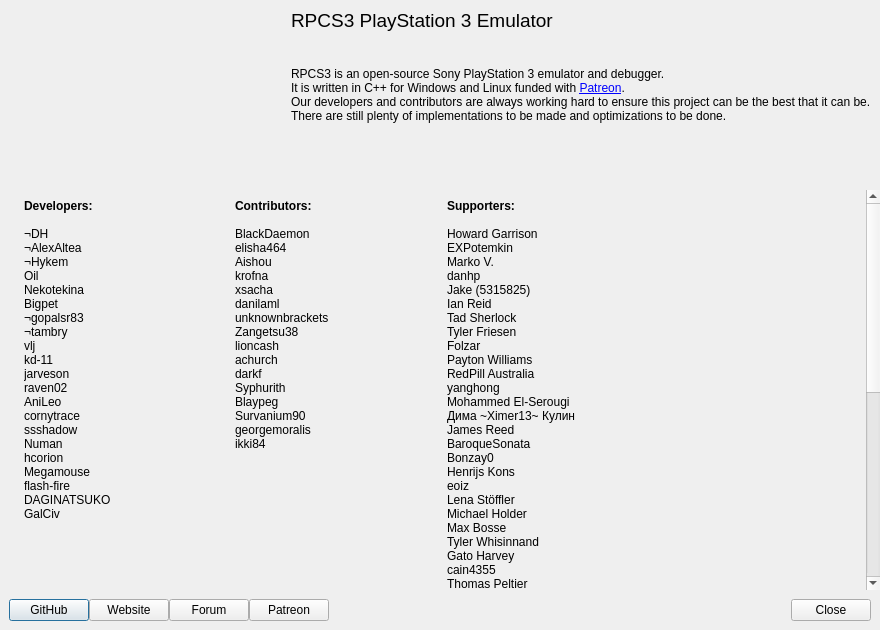
The window that rpcs3/rpcs3qt/about_dialog.ui (RPCS3/rpcs3) describes before a commit, drawn with Qt 5.
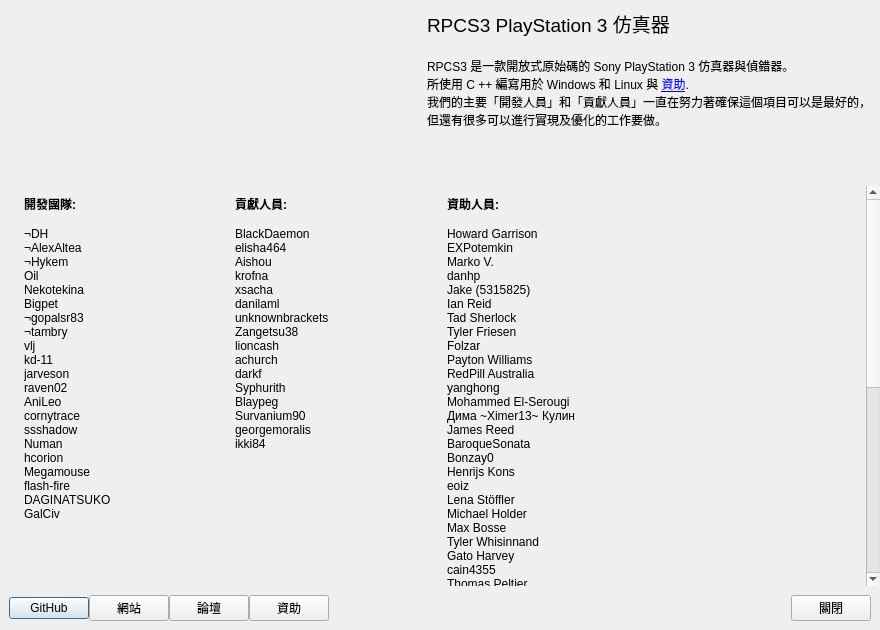
The same window after the commit. Icons and pictures are not drawn.

```diff
--- a/rpcs3/rpcs3qt/about_dialog.ui
+++ b/rpcs3/rpcs3qt/about_dialog.ui
@@ -119,7 +119,7 @@
            </font>
           </property>
           <property name="text">
-           <string>RPCS3 PlayStation 3 Emulator</string>
+           <string>RPCS3 PlayStation 3 仿真器</string>
           </property>
           <property name="alignment">
            <set>Qt::AlignLeading|Qt::AlignLeft|Qt::AlignTop</set>
@@ -135,7 +135,7 @@
            </font>
           </property>
           <property name="text">
-           <string>&lt;html&gt;&lt;head/&gt;&lt;body&gt;&lt;p&gt;RPCS3 is an open-source Sony PlayStation 3 emulator and debugger.&lt;br/&gt;It is written in C++ for Windows and Linux funded with &lt;a href=&quot;https://www.patreon.com/Nekotekina&quot;&gt;&lt;span style=&quot; text-decoration: underline; color:#0000ff;&quot;&gt;Patreon&lt;/span&gt;&lt;/a&gt;.&lt;br/&gt;Our developers and contributors are always working hard to ensure this project can be the best that it can be.&lt;br/&gt;There are still plenty of implementations to be made and optimizations to be done.&lt;/p&gt;&lt;/body&gt;&lt;/html&gt;</string>
+           <string>&lt;html&gt;&lt;head/&gt;&lt;body&gt;&lt;p&gt;RPCS3 是一款開放式原始碼的 Sony PlayStation 3 仿真器與偵錯器。&lt;br/&gt;所使用 C ++ 編寫用於 Windows 和 Linux 與 &lt;a href=&quot;https://www.patreon.com/Nekotekina&quot;&gt;&lt;span style=&quot; text-decoration: underline; color:#0000ff;&quot;&gt;資助&lt;/span&gt;&lt;/a&gt;.&lt;br/&gt;我們的主要「開發人員」和「貢獻人員」一直在努力著確保這個項目可以是最好的，&lt;br/&gt;但還有很多可以進行實現及優化的工作要做。&lt;/p&gt;&lt;/body&gt;&lt;/html&gt;</string>
           </property>
           <property name="textFormat">
            <enum>Qt::RichText</enum>
@@ -223,7 +223,7 @@
        <item>
         <widget class="QLabel" name="developers">
          <property name="text">
-          <string>&lt;p&gt;&lt;b&gt;Developers:&lt;/b&gt;&lt;br&gt;&lt;br&gt;¬DH&lt;br&gt;¬AlexAltea&lt;br&gt;¬Hykem&lt;br&gt;Oil&lt;br&gt;Nekotekina&lt;br&gt;Bigpet&lt;br&gt;¬gopalsr83&lt;br&gt;¬tambry&lt;br&gt;vlj&lt;br&gt;kd-11&lt;br&gt;jarveson&lt;br&gt;raven02&lt;br&gt;AniLeo&lt;br&gt;cornytrace&lt;br&gt;ssshadow&lt;br&gt;Numan&lt;br&gt;hcorion&lt;br&gt;Megamouse&lt;br&gt;flash-fire&lt;br&gt;DAGINATSUKO&lt;br&gt;GalCiv&lt;/p&gt;</string>
+          <string>&lt;p&gt;&lt;b&gt;開發團隊:&lt;/b&gt;&lt;br&gt;&lt;br&gt;¬DH&lt;br&gt;¬AlexAltea&lt;br&gt;¬Hykem&lt;br&gt;Oil&lt;br&gt;Nekotekina&lt;br&gt;Bigpet&lt;br&gt;¬gopalsr83&lt;br&gt;¬tambry&lt;br&gt;vlj&lt;br&gt;kd-11&lt;br&gt;jarveson&lt;br&gt;raven02&lt;br&gt;AniLeo&lt;br&gt;cornytrace&lt;br&gt;ssshadow&lt;br&gt;Numan&lt;br&gt;hcorion&lt;br&gt;Megamouse&lt;br&gt;flash-fire&lt;br&gt;DAGINATSUKO&lt;br&gt;GalCiv&lt;/p&gt;</string>
          </property>
          <property name="scaledContents">
           <bool>false</bool>
@@ -236,7 +236,7 @@
        <item>
         <widget class="QLabel" name="contributors">
          <property name="text">
-          <string>&lt;p&gt;&lt;b&gt;Contributors:&lt;/b&gt;&lt;br&gt;&lt;br&gt;BlackDaemon&lt;br&gt;elisha464&lt;br&gt;Aishou&lt;br&gt;krofna&lt;br&gt;xsacha&lt;br&gt;danilaml&lt;br&gt;unknownbrackets&lt;br&gt;Zangetsu38&lt;br&gt;lioncash&lt;br&gt;achurch&lt;br&gt;darkf&lt;br&gt;Syphurith&lt;br&gt;Blaypeg&lt;br&gt;Survanium90&lt;br&gt;georgemoralis&lt;br&gt;ikki84&lt;/p&gt;</string>
+          <string>&lt;p&gt;&lt;b&gt;貢獻人員:&lt;/b&gt;&lt;br&gt;&lt;br&gt;BlackDaemon&lt;br&gt;elisha464&lt;br&gt;Aishou&lt;br&gt;krofna&lt;br&gt;xsacha&lt;br&gt;danilaml&lt;br&gt;unknownbrackets&lt;br&gt;Zangetsu38&lt;br&gt;lioncash&lt;br&gt;achurch&lt;br&gt;darkf&lt;br&gt;Syphurith&lt;br&gt;Blaypeg&lt;br&gt;Survanium90&lt;br&gt;georgemoralis&lt;br&gt;ikki84&lt;/p&gt;</string>
          </property>
          <property name="alignment">
           <set>Qt::AlignLeading|Qt::AlignLeft|Qt::AlignTop</set>
@@ -246,7 +246,7 @@
        <item>
         <widget class="QLabel" name="supporters">
          <property name="text">
-          <string>&lt;p&gt;&lt;b&gt;Supporters:&lt;/b&gt;&lt;br&gt;&lt;br&gt;Howard Garrison&lt;br&gt;EXPotemkin&lt;br&gt;Marko V.&lt;br&gt;danhp&lt;br&gt;Jake (5315825)&lt;br&gt;Ian Reid&lt;br&gt;Tad Sherlock&lt;br&gt;Tyler Friesen&lt;br&gt;Folzar&lt;br&gt;Payton Williams&lt;br&gt;RedPill Australia&lt;br&gt;yanghong&lt;br&gt;Mohammed El-Serougi&lt;br&gt;Дима ~Ximer13~ Кулин&lt;br&gt;James Reed&lt;br&gt;BaroqueSonata&lt;br&gt;Bonzay0&lt;br&gt;Henrijs Kons&lt;br&gt;eoiz&lt;br&gt;Lena Stöffler&lt;br&gt;Michael Holder&lt;br&gt;Max Bosse&lt;br&gt;Tyler Whisinnand&lt;br&gt;Gato Harvey&lt;br&gt;cain4355&lt;br&gt;Thomas Peltier&lt;br&gt;Loli Co.&lt;br&gt;MapleLoonie&lt;br&gt;Travis McEwen&lt;br&gt;Scott Singratsomboune&lt;br&gt;T.E&lt;br&gt;Lukas Rieger&lt;br&gt;Dane Madsen&lt;br&gt;JayFries&lt;br&gt;Jonatan R&lt;br&gt;Luke Johnson&lt;br&gt;Thomas Zaorski&lt;br&gt;MyOwnFan&lt;br&gt;Alexandros Mandravillis&lt;br&gt;Socker Bopper&lt;br&gt;Faris Leonhart&lt;br&gt;Fabien Net&lt;br&gt;Raves&lt;br&gt;Barrowsx&lt;br&gt;kilsuton&lt;br&gt;Max Mason&lt;br&gt;Ethan Condon&lt;br&gt;jfidone&lt;br&gt;iaDRM&lt;br&gt;Kazer2.0&lt;br&gt;Bryce Quintin&lt;br&gt;Yuri Kunde Schlesner&lt;br&gt;Abdulla Altayer&lt;/p&gt;</string>
+          <string>&lt;p&gt;&lt;b&gt;資助人員:&lt;/b&gt;&lt;br&gt;&lt;br&gt;Howard Garrison&lt;br&gt;EXPotemkin&lt;br&gt;Marko V.&lt;br&gt;danhp&lt;br&gt;Jake (5315825)&lt;br&gt;Ian Reid&lt;br&gt;Tad Sherlock&lt;br&gt;Tyler Friesen&lt;br&gt;Folzar&lt;br&gt;Payton Williams&lt;br&gt;RedPill Australia&lt;br&gt;yanghong&lt;br&gt;Mohammed El-Serougi&lt;br&gt;Дима ~Ximer13~ Кулин&lt;br&gt;James Reed&lt;br&gt;BaroqueSonata&lt;br&gt;Bonzay0&lt;br&gt;Henrijs Kons&lt;br&gt;eoiz&lt;br&gt;Lena Stöffler&lt;br&gt;Michael Holder&lt;br&gt;Max Bosse&lt;br&gt;Tyler Whisinnand&lt;br&gt;Gato Harvey&lt;br&gt;cain4355&lt;br&gt;Thomas Peltier&lt;br&gt;Loli Co.&lt;br&gt;MapleLoonie&lt;br&gt;Travis McEwen&lt;br&gt;Scott Singratsomboune&lt;br&gt;T.E&lt;br&gt;Lukas Rieger&lt;br&gt;Dane Madsen&lt;br&gt;JayFries&lt;br&gt;Jonatan R&lt;br&gt;Luke Johnson&lt;br&gt;Thomas Zaorski&lt;br&gt;MyOwnFan&lt;br&gt;Alexandros Mandravillis&lt;br&gt;Socker Bopper&lt;br&gt;Faris Leonhart&lt;br&gt;Fabien Net&lt;br&gt;Raves&lt;br&gt;Barrowsx&lt;br&gt;kilsuton&lt;br&gt;Max Mason&lt;br&gt;Ethan Condon&lt;br&gt;jfidone&lt;br&gt;iaDRM&lt;br&gt;Kazer2.0&lt;br&gt;Bryce Quintin&lt;br&gt;Yuri Kunde Schlesner&lt;br&gt;Abdulla Altayer&lt;/p&gt;</string>
          </property>
          <property name="alignment">
           <set>Qt::AlignLeading|Qt::AlignLeft|Qt::AlignTop</set>
@@ -297,21 +297,21 @@
      <item>
       <widget class="QPushButton" name="website">
        <property name="text">
-        <string>Website</string>
+        <string>網站</string>
        </property>
       </widget>
      </item>
      <item>
       <widget class="QPushButton" name="forum">
        <property name="text">
-        <string>Forum</string>
+        <string>論壇</string>
        </property>
       </widget>
      </item>
      <item>
       <widget class="QPushButton" name="patreon">
        <property name="text">
-        <string>Patreon</string>
+        <string>資助</string>
        </property>
       </widget>
      </item>
@@ -331,7 +331,7 @@
      <item>
       <widget class="QPushButton" name="close">
        <property name="text">
-        <string>Close</string>
+        <string>關閉</string>
        </property>
       </widget>
      </item>
```
Left out of the diff: 2 changed lines with no effect on the pictures.
